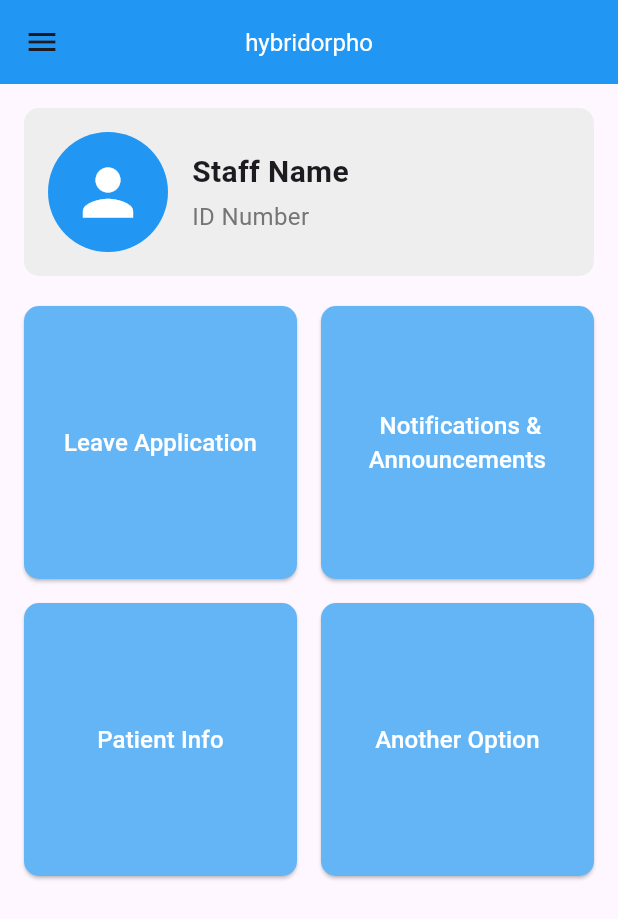
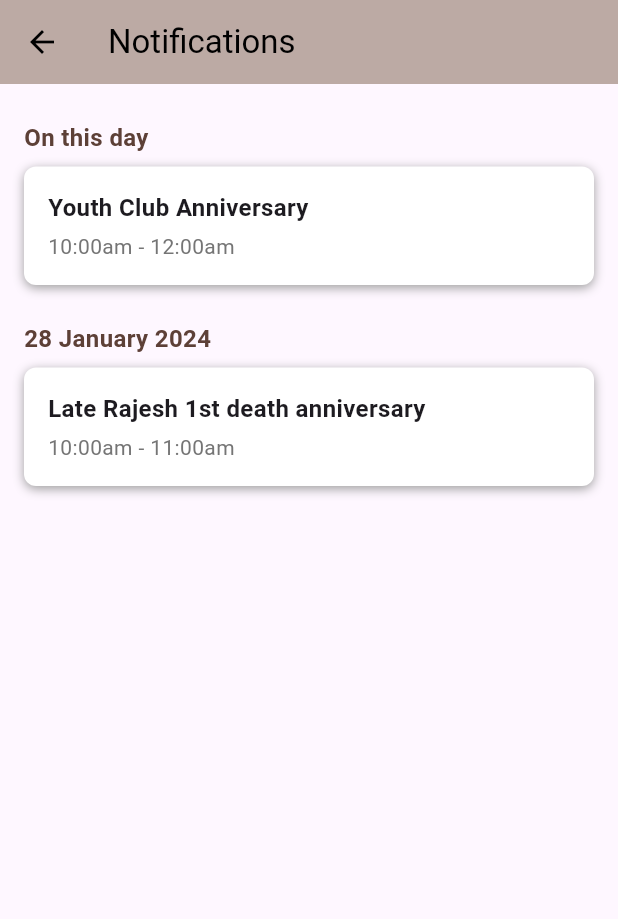
Before and after one commit to nivedithp/hybridorph-user, a Flutter app: the screen it shows after launch, after a tap on "Notifications & Announcements", on a phone screen of 412 x 824 dp. Shown: the top 919 px of the screen. Run offline on Flutter 3.47's test engine with Material 3 defaults, Android fonts, the phone set to English and light mode, and no system bars.

Commit message:
homescreen

```diff
--- a/lib/login_screen1.dart
+++ b/lib/homescreen.dart
@@ -1,4 +1,7 @@
 import 'package:flutter/material.dart';
+import 'package:flutter_application_1/LeavesPage.dart';
+import 'package:flutter_application_1/notification.dart';
+import 'package:flutter_application_1/patientinfo.dart';
 
 class LoginScreen1 extends StatelessWidget {
   @override
@@ -7,18 +10,18 @@ class LoginScreen1 extends StatelessWidget {
       appBar: AppBar(
         title: Text(
           "hybridorpho",
-          style: TextStyle(fontSize: 16, color: Colors.white),
+          style: TextStyle(fontSize: 16, color: Colors.black),
         ),
         centerTitle: true,
-        backgroundColor: Colors.blue,
+        backgroundColor: Colors.brown[200],
       ),
       drawer: Drawer(
         child: ListView(
           padding: EdgeInsets.zero,
           children: [
-            DrawerHeader(
+            const DrawerHeader(
               decoration: BoxDecoration(
-                color: Colors.blue,
+                color: Color.fromARGB(255, 145, 106, 92),
               ),
               child: Center(
                 child: Text(
@@ -62,25 +65,32 @@ class LoginScreen1 extends StatelessWidget {
             Container(
               padding: EdgeInsets.all(16.0),
               decoration: BoxDecoration(
-                color: Colors.grey[200],
+                boxShadow: [
+                  BoxShadow(
+                    color: Colors.grey,
+                    blurRadius: 5,
+                    offset: Offset(0, 2),
+                  ),
+                ],
+                color: Color.fromARGB(255, 221, 216, 216),
                 borderRadius: BorderRadius.circular(10),
               ),
               child: Row(
                 children: [
-                  CircleAvatar(
+                  const CircleAvatar(
                     radius: 40,
-                    backgroundColor: Colors.blue,
+                    backgroundColor: Colors.brown,
                     child: Icon(
                       Icons.person,
                       size: 50,
                       color: Colors.white,
                     ),
                   ),
-                  SizedBox(width: 16),
+                  const SizedBox(width: 16),
                   Column(
                     crossAxisAlignment: CrossAxisAlignment.start,
                     children: [
-                      Text(
+                      const Text(
                         "Staff Name",
                         style: TextStyle(
                           fontSize: 20,
@@ -111,19 +121,25 @@ class LoginScreen1 extends StatelessWidget {
                   // Leave Application
                   ElevatedButton(
                     style: ElevatedButton.styleFrom(
-                      backgroundColor: Colors.blue[300],
+                      shadowColor: Colors.grey,
+                      elevation: 4.0,
+                      backgroundColor: Colors.brown[100],
                       shape: RoundedRectangleBorder(
                         borderRadius: BorderRadius.circular(10),
                       ),
                     ),
                     onPressed: () {
-                      // Handle Leave Application
+                      Navigator.push(
+                          context,
+                          MaterialPageRoute(
+                              builder: (context) =>
+                                  LeavesPage())); // Handle Leave Application
                     },
                     child: Text(
                       "Leave Application",
                       textAlign: TextAlign.center,
                       style: TextStyle(
-                          color: Colors.white,
+                          color: Colors.black,
                           fontWeight: FontWeight.w500,
                           fontSize: 16),
                     ),
@@ -131,36 +147,46 @@ class LoginScreen1 extends StatelessWidget {
                   // Attendance
                   ElevatedButton(
                     style: ElevatedButton.styleFrom(
-                      backgroundColor: Colors.blue[300],
+                      shadowColor: Colors.grey,
+                      elevation: 4.0,
+                      backgroundColor: Colors.brown[100],
                       shape: RoundedRectangleBorder(
                         borderRadius: BorderRadius.circular(10),
                       ),
                     ),
                     onPressed: () {
-                      // Handle Attendance
+                      Navigator.push(
+                          context,
+                          MaterialPageRoute(
+                              builder: (context) => NotificationsPage()));
                     },
                     child: Text(
                       " Notifications & Announcements",
                       textAlign: TextAlign.center,
-                      style: TextStyle(color: Colors.white, fontSize: 16),
+                      style: TextStyle(color: Colors.black, fontSize: 16),
                     ),
                   ),
                   // Patient Info
                   ElevatedButton(
                     style: ElevatedButton.styleFrom(
-                      backgroundColor: Colors.blue[300],
+                      shadowColor: Colors.grey,
+                      elevation: 4.0,
+                      backgroundColor: Colors.brown[100],
                       shape: RoundedRectangleBorder(
                         borderRadius: BorderRadius.circular(10),
                       ),
                     ),
                     onPressed: () {
-                      // Handle Patient Info
+                      Navigator.push(
+                          context,
+                          MaterialPageRoute(
+                              builder: (context) => PatientsManagerPage()));
                     },
                     child: Text(
                       "Patient Info",
                       textAlign: TextAlign.center,
                       style: TextStyle(
-                          color: Colors.white,
+                          color: Colors.black,
                           fontWeight: FontWeight.w500,
                           fontSize: 16),
                     ),
@@ -168,7 +194,9 @@ class LoginScreen1 extends StatelessWidget {
                   // Placeholder for Additional Option
                   ElevatedButton(
                     style: ElevatedButton.styleFrom(
-                      backgroundColor: Colors.blue[300],
+                      shadowColor: Colors.grey,
+                      elevation: 4.0,
+                      backgroundColor: Colors.brown[100],
                       shape: RoundedRectangleBorder(
                         borderRadius: BorderRadius.circular(10),
                       ),
@@ -180,7 +208,7 @@ class LoginScreen1 extends StatelessWidget {
                       "Another Option",
                       textAlign: TextAlign.center,
                       style: TextStyle(
-                          color: Colors.white,
+                          color: Colors.black,
                           fontWeight: FontWeight.w500,
                           fontSize: 16),
                     ),
--- a/lib/loginpage.dart
+++ b/lib/loginpage.dart
@@ -10,11 +10,11 @@ class LoginPage extends StatelessWidget {
           mainAxisAlignment: MainAxisAlignment.center,
           crossAxisAlignment: CrossAxisAlignment.start,
           children: [
-            Text(
+            const Text(
               "Welcome to",
               style: TextStyle(fontSize: 24, fontWeight: FontWeight.bold),
             ),
-            Text(
+            const Text(
               "Hydro Orpho",
               style: TextStyle(
                   fontSize: 24,
@@ -22,7 +22,7 @@ class LoginPage extends StatelessWidget {
                   color: Colors.blue),
             ),
             SizedBox(height: 20),
-            Text(
+            const Text(
               "Welcome back to login",
               style: TextStyle(fontSize: 16, color: Colors.grey),
             ),
--- a/lib/main.dart
+++ b/lib/main.dart
@@ -1,9 +1,10 @@
 import 'package:flutter/material.dart';
 import 'package:flutter_application_1/LeavesPage.dart';
-import 'package:flutter_application_1/login_screen1.dart';
+import 'package:flutter_application_1/homescreen.dart';
 import 'package:flutter_application_1/loginpage.dart';
 import 'package:flutter_application_1/leave_applicationscreen.dart';
-import 'package:flutter_application_1/LeavesPage.dart';
+
+import 'package:flutter_application_1/notification.dart';
 
 void main() {
   runApp(const MyApp());
--- /dev/null
+++ b/lib/notification.dart
@@ -0,0 +1,88 @@
+import 'package:flutter/material.dart';
+
+class NotificationsPage extends StatelessWidget {
+  @override
+  Widget build(BuildContext context) {
+    return Scaffold(
+      appBar: AppBar(
+        leading: IconButton(
+          icon: const Icon(Icons.arrow_back, color: Colors.black),
+          onPressed: () {
+            Navigator.pop(context);
+          },
+        ),
+        title:
+            const Text('Notifications', style: TextStyle(color: Colors.black)),
+        backgroundColor: Colors.brown[200],
+        elevation: 0,
+      ),
+      body: ListView(
+        padding: const EdgeInsets.all(16),
+        children: [
+          sectionHeader('On this day'),
+          eventTile(
+            title: 'Youth Club Anniversary',
+            time: '10:00am - 12:00am',
+          ),
+          SizedBox(height: 16),
+          sectionHeader('28 January 2024'),
+          eventTile(
+            title: 'Late Rajesh 1st death anniversary',
+            time: '10:00am - 11:00am',
+          ),
+        ],
+      ),
+    );
+  }
+
+  Widget sectionHeader(String text) {
+    return Padding(
+      padding: const EdgeInsets.symmetric(vertical: 8),
+      child: Text(
+        text,
+        style: TextStyle(
+            fontSize: 16,
+            fontWeight: FontWeight.bold,
+            color: Colors.brown[700]),
+      ),
+    );
+  }
+
+  Widget eventTile({required String title, required String time}) {
+    return Container(
+      padding: EdgeInsets.all(16),
+      decoration: BoxDecoration(
+        color: Colors.white,
+        borderRadius: BorderRadius.circular(8),
+        boxShadow: [
+          BoxShadow(
+            color: Colors.grey,
+            blurRadius: 5,
+            offset: Offset(0, 2),
+          ),
+        ],
+      ),
+      child: Column(
+        crossAxisAlignment: CrossAxisAlignment.start,
+        children: [
+          Text(
+            title,
+            style: TextStyle(fontSize: 16, fontWeight: FontWeight.bold),
+          ),
+          SizedBox(height: 4),
+          Text(
+            time,
+            style: TextStyle(fontSize: 14, color: Colors.grey[600]),
+          ),
+        ],
+      ),
+    );
+  }
+}
+
+void main() {
+  runApp(MaterialApp(
+    debugShowCheckedModeBanner: false,
+    home: NotificationsPage(),
+  ));
+}
```
Also changed, not shown: lib/LeavesPage.dart (+22 -4 lines), lib/leave_applicationscreen.dart (+6 -3 lines), lib/patientinfo.dart (added, +98 -0 lines).
